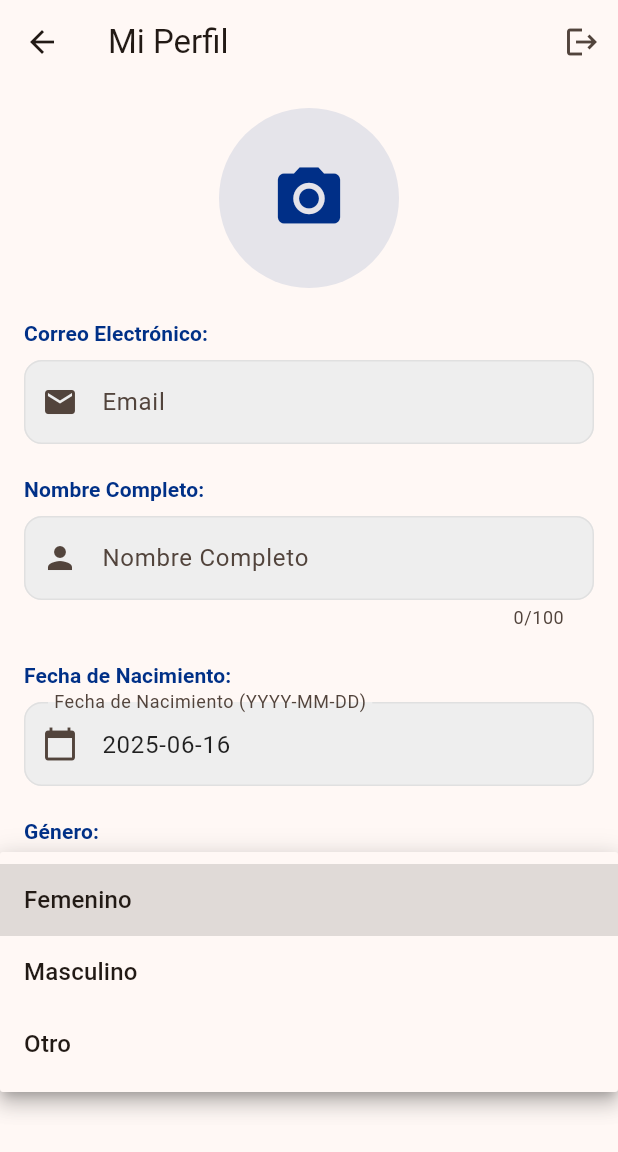
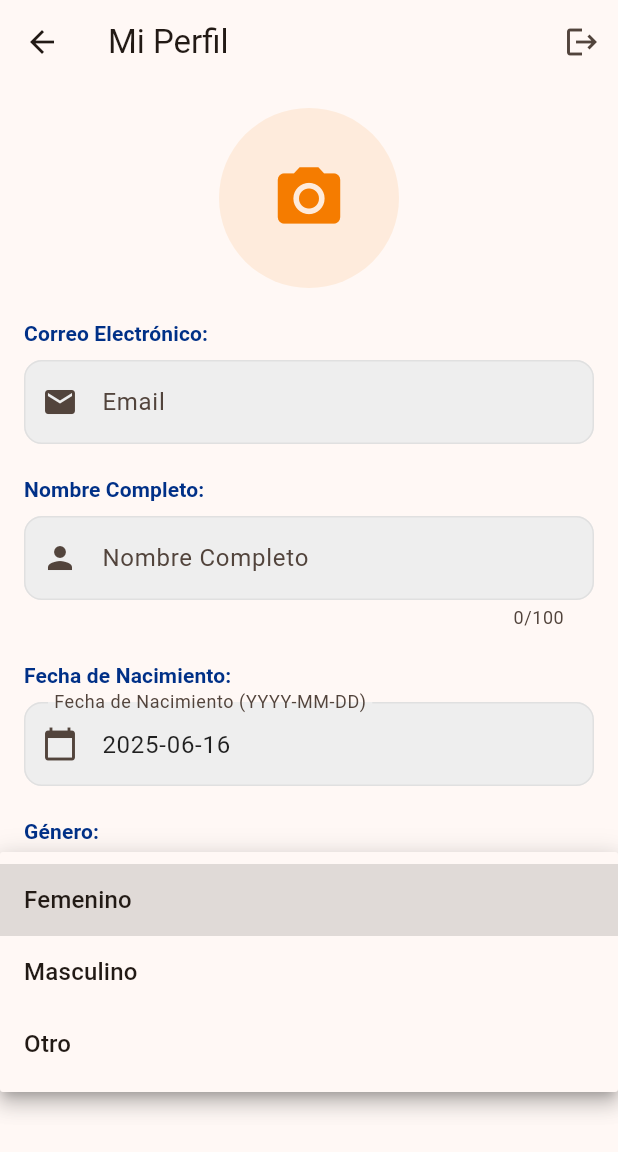
Before and after one commit to Antonella055/DDBE-Proyecto, a Flutter app: the screen it shows once a user with an empty profile is signed in, after a tap on "Género", on a phone screen of 412 x 824 dp. Shown: the top 1152 px of the screen. Run offline on Flutter 3.47's test engine with Material 3 defaults, Android fonts, the light colour scheme and no system bars; our stand-ins replace flutter_dotenv, image_picker, supabase_flutter, table_calendar; accounts and stored records are empty; network calls fail; Roboto replaces fonts that are missing (Arial).

Commit message:
Creacion de estudiante

```diff
--- a/lib/features/auth/presentation/pages/profile_page.dart
+++ b/lib/features/auth/presentation/pages/profile_page.dart
@@ -765,7 +765,13 @@ class _ProfilePageState extends State<ProfilePage> {
                 enabled: false,
               ),
               const SizedBox(height: 20),
-            ],
+            ElevatedButton(
+              onPressed: () {
+                Navigator.pushNamed(context, '/create-student');
+              },
+              child: const Text('Crear Nuevo Estudiante'),
+            ),
+          ],
 
             if (isStudent) ...[
               const Text(
--- a/lib/main.dart
+++ b/lib/main.dart
@@ -14,7 +14,6 @@ import 'package:ayudantia_software/features/home/presentation/pages/calendar_scr
 import 'package:ayudantia_software/features/home/presentation/pages/postulation_screen.dart';
 import 'package:ayudantia_software/features/auth/presentation/pages/admin_create_student.dart';
 
-
 Future<void> main() async {
   WidgetsFlutterBinding.ensureInitialized();
 
@@ -28,20 +27,17 @@ Future<void> main() async {
     );
   }
 
-  // Inicialización de Supabase
+  // Inicialización de Supabase sin dotenv
   await Supabase.initialize(
-    url: dotenv.env['SUPABASE_URL'] ! ,
-    anonKey: dotenv.env['SUPABASE_ANON_KEY'] !,
-  );
-
-  runApp(const MyApp());
+    url: 'https://lbxkcilriktsmfiruvfj.supabase.co',
+    anonKey: 'eyJhbGciOiJIUzI1NiIsInR5cCI6IkpXVCJ9.eyJpc3MiOiJzdXBhYmFzZSIsInJlZiI6ImxieGtjaWxyaWt0c21maXJ1dmZqIiwicm9sZSI6ImFub24iLCJpYXQiOjE3NDc1MDA4NjYsImV4cCI6MjA2MzA3Njg2Nn0.Vtt_SYj5NWdg6j6JWcA2M_qdaPM0YhI8gcYsuG0pMSI',
+  ); runApp(const MyApp());
 }
 
 // Solo una vez, después de inicializar Supabase
 final supabase = Supabase.instance.client;
 
 class MyApp extends StatefulWidget {
-
   const MyApp({super.key});
 
   @override
@@ -67,10 +63,8 @@ class _MyAppState extends State<MyApp> {
       theme: ThemeData(
         fontFamily: 'Arial',
         colorScheme: ColorScheme.fromSeed(
-
           seedColor: const Color(0xFFF57C00), // Naranja corporativo (tu color)
-          primary:Color.fromARGB(255, 0, 47, 135),
-
+          primary: const Color(0xFFF57C00),
           brightness: Brightness.light,
         ),
         useMaterial3: true,
@@ -101,11 +95,11 @@ class _MyAppState extends State<MyApp> {
         '/postulation': (context) => const AyudantiaPage(),
         '/create-student': (context) => const AdminCreateStudent(),
         '/reset-password': (context) {
-        final uri = Uri.base;
-        final codeFromUrl = uri.queryParameters['code'];
-        return ResetPasswordPage(code: codeFromUrl); // Pasa el código si está presente
+          final uri = Uri.base;
+          final codeFromUrl = uri.queryParameters['code'];
+          return ResetPasswordPage(code: codeFromUrl); // Pasa el código si está presente
+
         },
-
       },
     );
   }
@@ -116,10 +110,9 @@ extension ContextExtension on BuildContext {
     ScaffoldMessenger.of(this).showSnackBar(
       SnackBar(
         content: Text(message),
-        backgroundColor:
-            isError
-                ? const Color.fromARGB(255, 211, 47, 47)
-                : const Color.fromARGB(255, 76, 175, 80),
+        backgroundColor: isError
+            ? const Color.fromARGB(255, 211, 47, 47)
+            : const Color.fromARGB(255, 76, 175, 80),
         behavior: SnackBarBehavior.floating,
         shape: RoundedRectangleBorder(borderRadius: BorderRadius.circular(10)),
       ),
```
Also changed, not shown: lib/features/auth/presentation/pages/admin_create_student.dart (+36 -14 lines).
